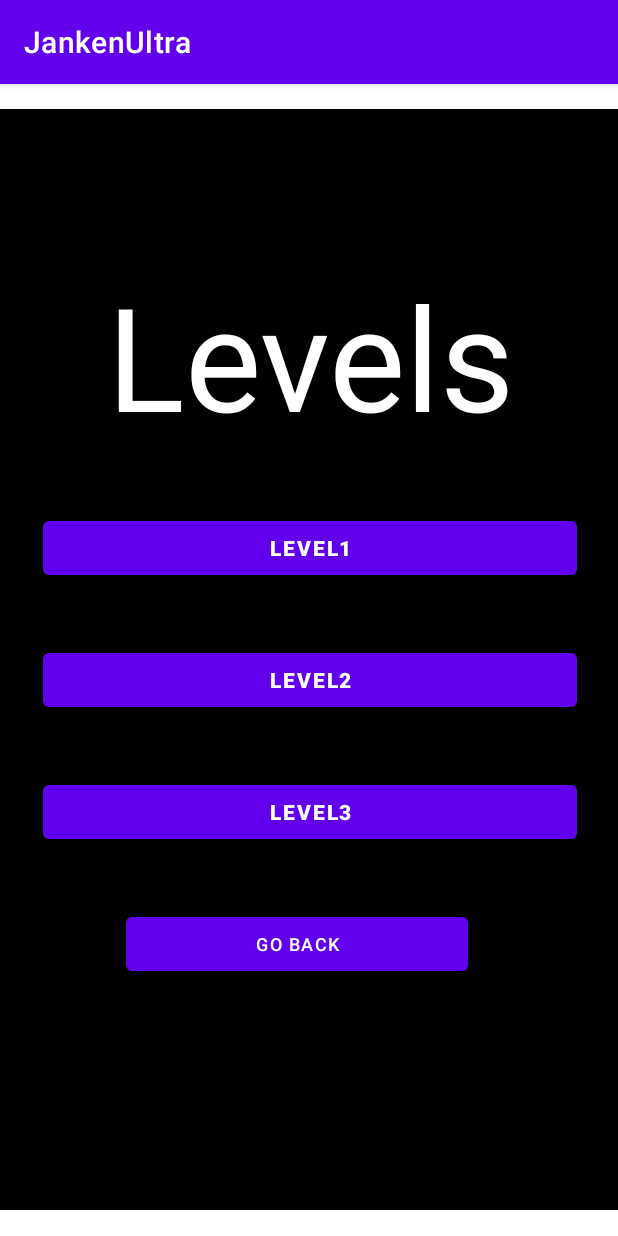
After one commit to THEdie17/JankenUltra, an Android app: the choseLevel screen opened directly, with no data from a screen before it, on a phone screen of 412 x 824 dp. The commit adds this screen. Run offline under Robolectric (Android 15) with nearby library versions, the light colour scheme and no system bars.

Commit message:
beginlevel1

```diff
--- a/app/src/main/AndroidManifest.xml
+++ b/app/src/main/AndroidManifest.xml
@@ -4,18 +4,20 @@
 
     <application
         android:allowBackup="true"
-        android:usesCleartextTraffic="true"
         android:dataExtractionRules="@xml/data_extraction_rules"
         android:fullBackupContent="@xml/backup_rules"
         android:icon="@mipmap/ic_launcher"
         android:label="@string/app_name"
         android:supportsRtl="true"
         android:theme="@style/Theme.JankenUltra"
+        android:usesCleartextTraffic="true"
         tools:targetApi="31">
+        <activity
+            android:name=".choseLevel"
+            android:exported="false" />
         <activity
             android:name=".Menu"
             android:exported="false" />
-
         <activity
             android:name=".Credits"
             android:exported="false" />
--- a/app/src/main/java/com/example/jankenultra/Menu.kt
+++ b/app/src/main/java/com/example/jankenultra/Menu.kt
@@ -74,6 +74,8 @@ class Menu : AppCompatActivity() {
         }
         playBtn.setOnClickListener{
             Toast.makeText(this,"PLAY", Toast.LENGTH_SHORT).show()
+            val intent= Intent(this, choseLevel::class.java)
+            startActivity(intent)
         }
 
 
--- /dev/null
+++ b/app/src/main/java/com/example/jankenultra/choseLevel.kt
@@ -0,0 +1,42 @@
+package com.example.jankenultra
+
+import android.content.Intent
+import androidx.appcompat.app.AppCompatActivity
+import android.os.Bundle
+import android.widget.Button
+
+class choseLevel : AppCompatActivity() {
+
+    lateinit var level1 : Button
+    lateinit var level2 : Button
+    lateinit var level3 : Button
+    lateinit var back : Button
+    override fun onCreate(savedInstanceState: Bundle?) {
+        super.onCreate(savedInstanceState)
+        setContentView(R.layout.activity_chose_level)
+
+        level1 = findViewById<Button>(R.id.level1)
+        level1.setOnClickListener{
+            val intent= Intent(this, GameLevel1::class.java)
+            startActivity(intent)
+        }
+
+        level2 = findViewById<Button>(R.id.level2)
+        level2.setOnClickListener{
+            val intent= Intent(this, choseLevel::class.java)
+            startActivity(intent)
+        }
+
+        level3 = findViewById<Button>(R.id.level3)
+        level3.setOnClickListener{
+            val intent= Intent(this, choseLevel::class.java)
+            startActivity(intent)
+        }
+
+        back = findViewById<Button>(R.id.back)
+        back.setOnClickListener{
+            val intent= Intent(this, Menu::class.java)
+            startActivity(intent)
+        }
+    }
+}
--- /dev/null
+++ b/app/src/main/res/layout/activity_chose_level.xml
@@ -0,0 +1,69 @@
+<?xml version="1.0" encoding="utf-8"?>
+<androidx.constraintlayout.widget.ConstraintLayout xmlns:android="http://schemas.android.com/apk/res/android"
+    xmlns:app="http://schemas.android.com/apk/res-auto"
+    xmlns:tools="http://schemas.android.com/tools"
+    android:layout_width="match_parent"
+    android:layout_height="match_parent"
+    tools:context=".choseLevel">
+
+    <LinearLayout
+        android:layout_width="416dp"
+        android:layout_height="734dp"
+        android:background="#000000"
+        android:baselineAligned="false"
+        android:orientation="vertical"
+        android:textAlignment="textStart"
+        app:flow_horizontalAlign="center"
+        app:layout_constraintBottom_toBottomOf="parent"
+        app:layout_constraintEnd_toEndOf="parent"
+        app:layout_constraintStart_toStartOf="parent"
+        app:layout_constraintTop_toTopOf="parent"
+        app:layout_constraintVertical_bias="0.496">
+
+        <TextView
+            android:id="@+id/textView4"
+            android:layout_width="match_parent"
+            android:layout_height="wrap_content"
+            android:paddingTop="100dp"
+            android:text="Levels"
+            android:textAlignment="center"
+            android:textColor="#FFFFFF"
+            android:textSize="96sp" />
+
+        <Button
+            android:id="@+id/level1"
+            android:layout_width="356dp"
+            android:layout_height="wrap_content"
+            android:layout_marginLeft="30dp"
+            android:layout_marginTop="40dp"
+            android:text="Level1"
+            android:textStyle="bold" />
+
+        <Button
+            android:id="@+id/level2"
+            android:layout_width="356dp"
+            android:layout_height="wrap_content"
+            android:layout_marginLeft="30dp"
+            android:layout_marginTop="40dp"
+            android:text="Level2"
+            android:textStyle="bold" />
+
+        <Button
+            android:id="@+id/level3"
+            android:layout_width="356dp"
+            android:layout_height="wrap_content"
+            android:layout_marginLeft="30dp"
+            android:layout_marginTop="40dp"
+            android:text="Level3"
+            android:textStyle="bold" />
+
+        <Button
+            android:id="@+id/back"
+            android:layout_width="228dp"
+            android:layout_height="wrap_content"
+            android:layout_marginLeft="85dp"
+            android:layout_marginTop="40dp"
+            android:text="Go back"
+            android:textSize="12sp" />
+    </LinearLayout>
+</androidx.constraintlayout.widget.ConstraintLayout>
--- a/app/src/main/res/values/strings.xml
+++ b/app/src/main/res/values/strings.xml
@@ -23,6 +23,10 @@
     <string name="jugarBtn">Play</string>
     <string name="PuntuacionsBtn">High Scores</string>
     <string name="CreditsBtn">Credits</string>
+    <string name="level1">Credits</string>
+    <string name="level2">Credits</string>
+    <string name="level3">Credits</string>
+    <string name="back">Credits</string>
     <!-- TODO: Remove or change this placeholder text -->
     <string name="hello_blank_fragment">Hello blank fragment</string>
 </resources>
```
Also changed, not shown: app/src/main/java/com/example/jankenultra/GameLevel1.kt (+14 -116 lines), app/src/main/res/layout/activity_gamelevel1.xml (+17 -16 lines), app/src/main/res/drawable/paper.png (added), app/src/main/res/drawable/rock.png (added), app/src/main/res/drawable/scissors.png (added).
